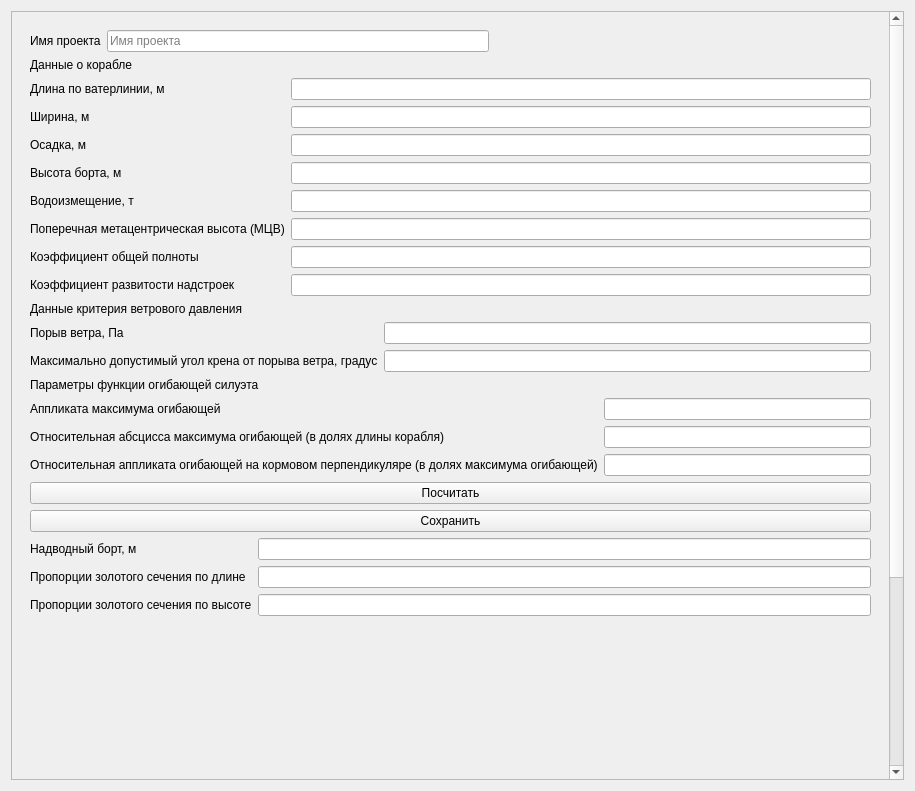
This is source/gui/generaldata.ui in baseoleph/secad as Qt 5 draws it before an edit. The edited form follows.
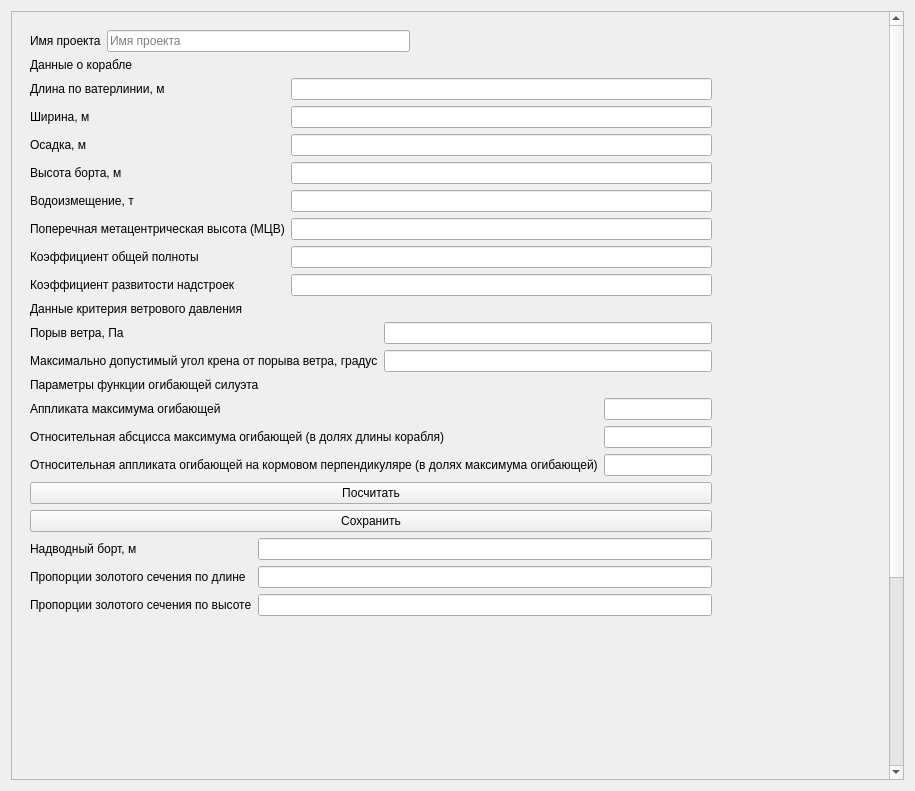
This is the edited form.

Commit message: remove unused buttons; fix tab width

What changed in the file:
```diff
--- a/source/gui/generaldata.ui
+++ b/source/gui/generaldata.ui
@@ -25,12 +25,18 @@
         <x>0</x>
         <y>0</y>
         <width>881</width>
-        <height>1057</height>
+        <height>1122</height>
        </rect>
       </property>
       <layout class="QVBoxLayout" name="verticalLayout_3">
        <item>
         <widget class="QWidget" name="widget" native="true">
+         <property name="maximumSize">
+          <size>
+           <width>700</width>
+           <height>16777215</height>
+          </size>
+         </property>
          <layout class="QVBoxLayout" name="verticalLayout_2">
           <item>
            <layout class="QHBoxLayout" name="horizontalLayout">
```
The commit also changes 7 other files.
